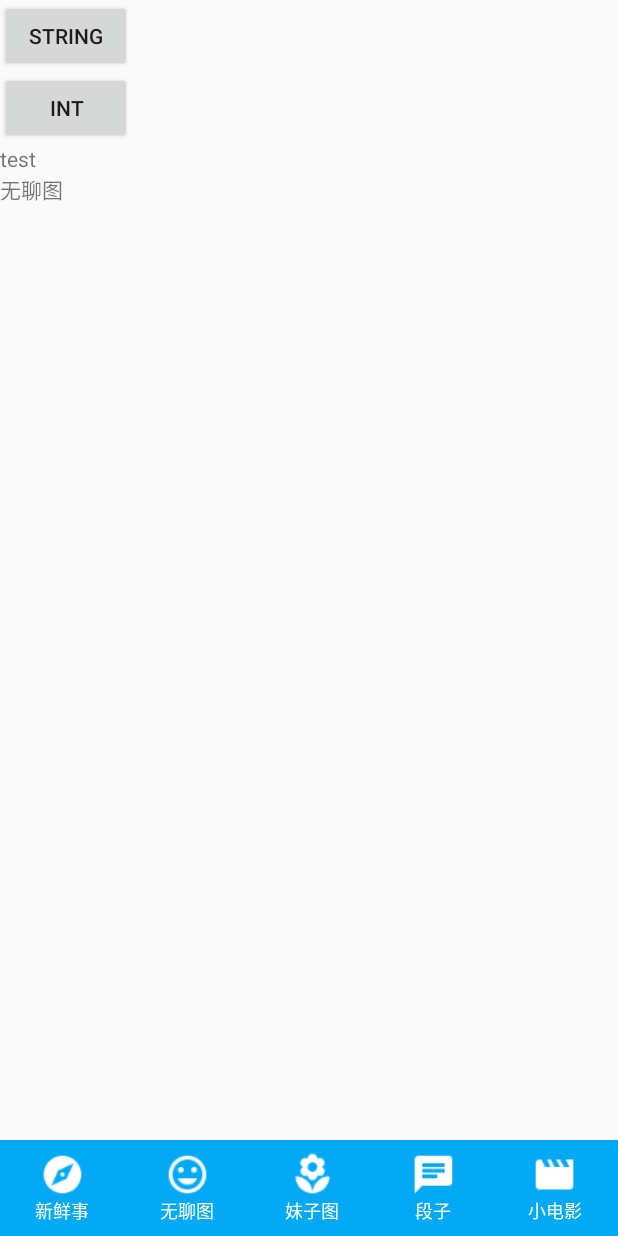
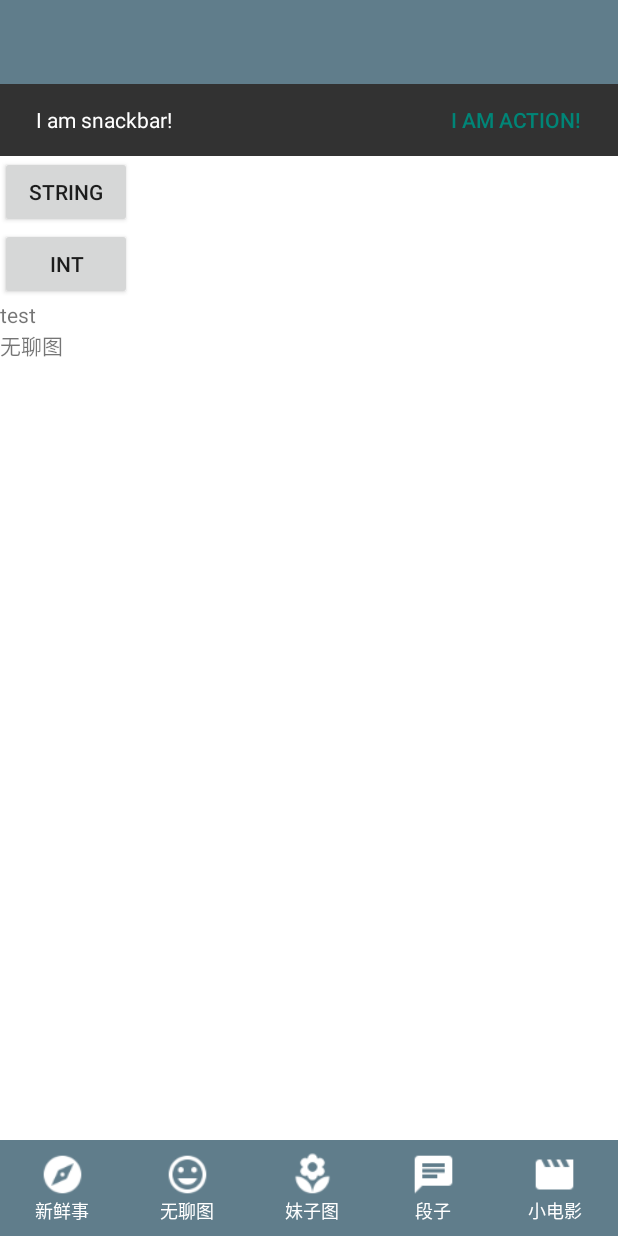
Before and after one commit to yaohuanhuan/JianDan, an Android app: the fragment PictureFragment placed in its activity, after a tap on "STRING", on a phone screen of 412 x 824 dp. Run offline under Robolectric (Android 15) with nearby library versions, the phone set to English and light mode, and no system bars; our stand-ins replace EventBus; libraries missing offline, so code that uses them is left out: org.greenrobot.greendao; pictures from the network do not load; 4 statements that could not run were skipped.

Commit message:
研究CoordinatorLayout

```diff
--- a/app/build.gradle
+++ b/app/build.gradle
@@ -30,6 +30,7 @@ dependencies {
     compile 'com.android.support:appcompat-v7:24.0.0-beta1'
     compile 'com.android.support:support-v4:24.0.0-beta1'
     compile 'com.android.support:recyclerview-v7:24.0.0-beta1'
+    compile 'com.android.support:design:24.0.0-beta1'
     compile files('libs/okhttp-3.4.1.jar')
     compile files('libs/okio-1.9.0.jar')
     compile files('libs/universal-image-loader-1.9.5.jar')
--- a/app/src/main/AndroidManifest.xml
+++ b/app/src/main/AndroidManifest.xml
@@ -9,8 +9,10 @@
         android:icon="@mipmap/ic_launcher"
         android:label="@string/app_name"
         android:supportsRtl="true"
-        android:theme="@style/AppTheme">
-        <activity android:name=".ui.activity.MainActivity">
+        android:theme="@style/AppTheme"
+        >
+        <activity android:name=".ui.activity.MainActivity" android:theme="@style/AppTheme">
+
             <intent-filter>
                 <action android:name="android.intent.action.MAIN" />
 
--- a/app/src/main/java/com/yx/jiandan/ui/activity/MainActivity.java
+++ b/app/src/main/java/com/yx/jiandan/ui/activity/MainActivity.java
@@ -4,6 +4,7 @@ import android.support.v4.app.FragmentManager;
 import android.support.v4.app.FragmentTransaction;
 import android.support.v7.app.AppCompatActivity;
 import android.os.Bundle;
+import android.support.v7.widget.Toolbar;
 import android.view.View;
 import android.view.Window;
 import android.widget.RelativeLayout;
@@ -41,6 +42,7 @@ public class MainActivity extends AppCompatActivity implements View.OnClickListe
         super.onCreate(savedInstanceState);
         requestWindowFeature(Window.FEATURE_NO_TITLE);
         setContentView(R.layout.activity_main);
+
         fragmentManager = getSupportFragmentManager();
         bindViews();
         rl_1.performClick();
@@ -83,6 +85,7 @@ public class MainActivity extends AppCompatActivity implements View.OnClickListe
         if (settingFragment != null) fragmentTransaction.hide(settingFragment);
         if (sisterFragment != null) fragmentTransaction.hide(sisterFragment);
         if (videoFragment != null) fragmentTransaction.hide(videoFragment);
+
     }
 
     @Override
--- a/app/src/main/java/com/yx/jiandan/ui/fragment/PictureFragment.java
+++ b/app/src/main/java/com/yx/jiandan/ui/fragment/PictureFragment.java
@@ -3,6 +3,8 @@ package com.yx.jiandan.ui.fragment;
 
 import android.os.Bundle;
 import android.support.annotation.Nullable;
+import android.support.design.widget.CoordinatorLayout;
+import android.support.design.widget.Snackbar;
 import android.support.v4.app.Fragment;
 import android.view.LayoutInflater;
 import android.view.View;
@@ -24,6 +26,7 @@ public class PictureFragment extends Fragment {
     private TextView mText2;
     private Button button;
     private Button button2;
+    private CoordinatorLayout coordinatorLayout;
 
     @Override
     public View onCreateView(LayoutInflater inflater, ViewGroup container,
@@ -41,6 +44,7 @@ public class PictureFragment extends Fragment {
         mText2 = (TextView) getView().findViewById(R.id.tv_text2);
         button = (Button) getView().findViewById(R.id.testButton);
         button2 = (Button) getView().findViewById(R.id.testButton2);
+        coordinatorLayout = (CoordinatorLayout) getView().findViewById(R.id.CoordinatorLayout);
         button.setOnClickListener(new View.OnClickListener() {
             @Override
             public void onClick(View view) {
@@ -64,6 +68,12 @@ public class PictureFragment extends Fragment {
 
     @Subscribe(threadMode = ThreadMode.MAIN)
     public void helloEventBus(MessageEvent message){
+        Snackbar.make(coordinatorLayout,"I am snackbar!",Snackbar.LENGTH_LONG).setAction("I am action!", new View.OnClickListener() {
+            @Override
+            public void onClick(View v) {
+                Toast.makeText(getContext(),"我是吐司！",Toast.LENGTH_SHORT).show();
+            }
+        }).show();
         mText.setText(message.test);
     }
     @Subscribe(threadMode = ThreadMode.BACKGROUND)
--- a/app/src/main/res/layout/activity_main.xml
+++ b/app/src/main/res/layout/activity_main.xml
@@ -5,9 +5,11 @@
     android:layout_height="match_parent"
     android:orientation="vertical"
     android:fitsSystemWindows="true"
+    android:background="@color/primary"
     tools:context=".ui.activity.MainActivity">
 
-    <!--<include layout="@layout/common_toolbar"></include>-->
+    <include layout="@layout/common_toolbar"></include>
+    <!--<include layout="@layout/activity_tool_bar"/>-->
 
     <android.support.v4.widget.DrawerLayout
         android:layout_width="match_parent"
@@ -19,6 +21,7 @@
             android:layout_height="match_parent">
 
             <FrameLayout
+                android:background="#fff"
                 android:layout_weight="1"
                 android:id="@+id/fragment_container"
                 android:layout_width="match_parent"
--- a/app/src/main/res/layout/fragment_picture.xml
+++ b/app/src/main/res/layout/fragment_picture.xml
@@ -6,6 +6,12 @@
     tools:context="com.yx.jiandan.ui.fragment.PictureFragment">
 
     <!-- TODO: Update blank fragment layout -->
+    <android.support.design.widget.CoordinatorLayout
+        android:id="@+id/CoordinatorLayout"
+        android:layout_width="match_parent"
+        android:layout_height="wrap_content">
+
+    </android.support.design.widget.CoordinatorLayout>
     <Button
         android:text="string"
         android:id="@+id/testButton"
--- a/app/src/main/res/layout/layout_bottom.xml
+++ b/app/src/main/res/layout/layout_bottom.xml
@@ -8,7 +8,7 @@
     <LinearLayout
         android:layout_width="match_parent"
         android:layout_height="wrap_content"
-        android:background="#03A9F4"
+        android:background="@color/primary"
         android:paddingTop="8dp"
         android:paddingBottom="8dp"
         android:orientation="horizontal">
@@ -32,7 +32,7 @@
                 android:layout_below="@+id/iv_explore"
                 android:layout_centerHorizontal="true"
                 android:text="新鲜事"
-                android:textColor="#fff"
+                android:textColor="@color/icons"
                 android:textSize="12sp" />
 
         </RelativeLayout>
@@ -56,7 +56,7 @@
                 android:layout_below="@+id/iv_mood"
                 android:layout_centerHorizontal="true"
                 android:text="无聊图"
-                android:textColor="#fff"
+                android:textColor="@color/icons"
                 android:textSize="12sp" />
 
         </RelativeLayout>
@@ -80,7 +80,7 @@
                 android:layout_below="@+id/iv_local"
                 android:layout_centerHorizontal="true"
                 android:text="妹子图"
-                android:textColor="#fff"
+                android:textColor="@color/icons"
                 android:textSize="12sp" />
 
         </RelativeLayout>
@@ -104,7 +104,7 @@
                 android:layout_below="@+id/iv_chat"
                 android:layout_centerHorizontal="true"
                 android:text="段子"
-                android:textColor="#fff"
+                android:textColor="@color/icons"
                 android:textSize="12sp" />
 
         </RelativeLayout>
@@ -128,7 +128,7 @@
                 android:layout_below="@+id/iv_movie"
                 android:layout_centerHorizontal="true"
                 android:text="小电影"
-                android:textColor="#fff"
+                android:textColor="@color/icons"
                 android:textSize="12sp" />
 
         </RelativeLayout>
--- a/app/src/main/res/values/colors.xml
+++ b/app/src/main/res/values/colors.xml
@@ -1,13 +1,13 @@
 <?xml version="1.0" encoding="utf-8"?>
 <resources>
-    <color name="primary">#03A9F4</color>
-    <color name="primary_dark">#0288D1</color>
-    <color name="primary_light">#B3E5FC</color>
-    <color name="accent">#03A9F4</color>
+    <color name="primary">#607D8B</color>
+    <color name="primary_dark">#455A64</color>
+    <color name="primary_light">#CFD8DC</color>
+    <color name="accent">#9E9E9E</color>
     <color name="primary_text">#212121</color>
-    <color name="secondary_text">#727272</color>
+    <color name="secondary_text">#757575</color>
     <color name="icons">#FFFFFF</color>
-    <color name="divider">#B6B6B6</color>
+    <color name="divider">#BDBDBD</color>
 
     <color name="comment_bg">#FFFFFF</color>
     <color name="actionbar_title">#FFFFFF</color>
```
Also changed, not shown: app/src/main/res/layout/activity_tool_bar.xml (added, +19 -0 lines), app/src/main/res/layout/fragment_fresh_news.xml (+5 -5 lines), app/src/main/res/menu/base_toolbar_menu.xml (added, +29 -0 lines).
